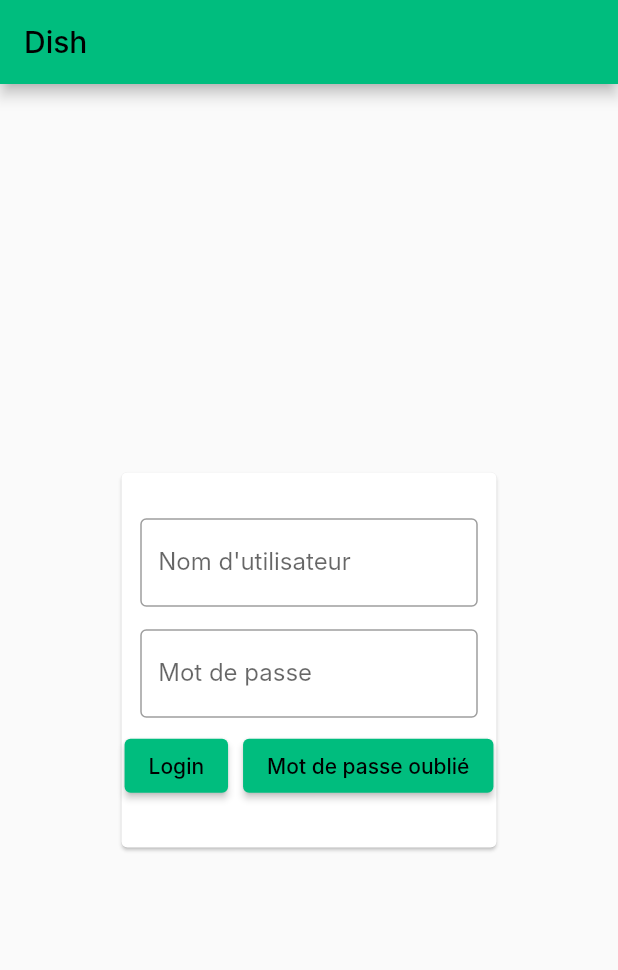
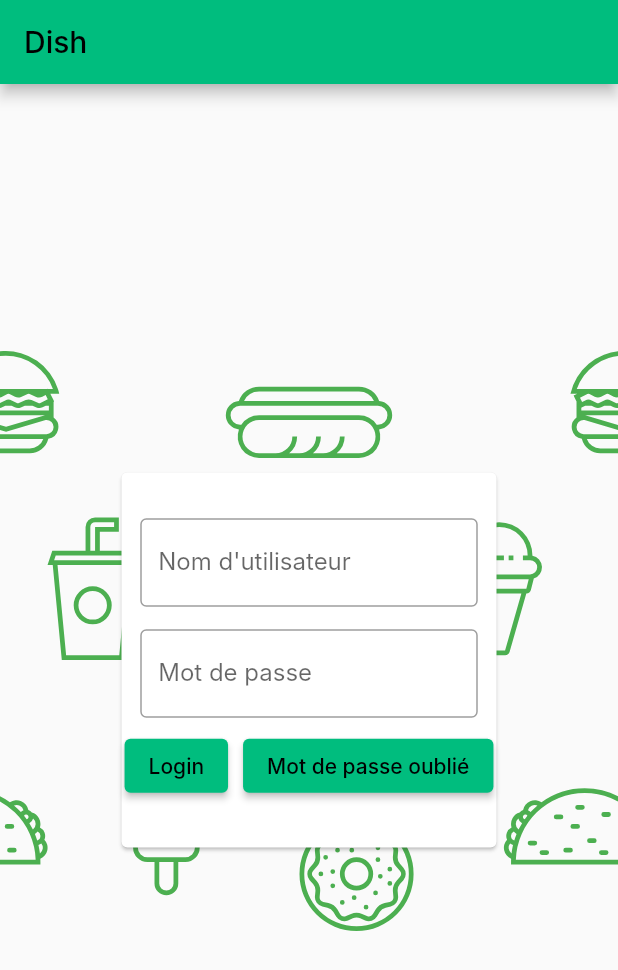
Before and after one commit to lediraison-a/projetISEN, a Flutter app: the screen it shows after launch, on a phone screen of 412 x 824 dp. Shown: the top 970 px of the screen. Run offline on Flutter 3.47's test engine with Material 2 defaults, Android fonts, the phone set to English and light mode, and no system bars; our stand-ins replace firebase_auth, firebase_core, flutter_svg_provider, fluttertoast, quickalert; missing offline and left inert: flutter_barcode_scanner; accounts and stored records are empty; Roboto replaces fonts that are missing (Inter).

Commit message:
Add SVG background to login page

```diff
--- a/lib/main.dart
+++ b/lib/main.dart
@@ -9,6 +9,7 @@ import 'package:firebase_auth/firebase_auth.dart';
 import 'package:http/http.dart' as http;
 import 'dart:convert';
 import 'package:quickalert/quickalert.dart';
+import 'package:flutter_svg_provider/flutter_svg_provider.dart';
 
 Future<void> main() async {
   WidgetsFlutterBinding.ensureInitialized();
@@ -229,7 +230,17 @@ class _MyHomePageState extends State<MyHomePage> {
           // the App.build method, and use it to set our appbar title.
           title: Text(widget.title),
         ),
-      body: Center(
+        body: Container(
+          decoration: const BoxDecoration(
+            image: DecorationImage(
+              repeat: ImageRepeat.repeat,
+              image: Svg(
+                'assets/svg/i-like-food.svg',
+                color: Colors.green,
+              ),
+            ),
+          ),
+          child: Center(
               child: Column(
             mainAxisAlignment: MainAxisAlignment.center,
             crossAxisAlignment: CrossAxisAlignment.center,
@@ -276,7 +287,8 @@ class _MyHomePageState extends State<MyHomePage> {
                           ElevatedButton(
                             onPressed: () async {
                               print("Login button pressed");
-                          User? firebaseUser = await signInUsingEmailPassword(
+                              User? firebaseUser =
+                                  await signInUsingEmailPassword(
                                       email: usernameTextController.text,
                                       password: passwordTextController.text,
                                       context: context);
@@ -291,7 +303,8 @@ class _MyHomePageState extends State<MyHomePage> {
                                 Navigator.push(
                                     context,
                                     MaterialPageRoute(
-                                    builder: (context) => const ScanScreen()));
+                                        builder: (context) =>
+                                            const ScanScreen()));
                               }
                             },
                             child: const Text('Login'),
@@ -317,7 +330,7 @@ class _MyHomePageState extends State<MyHomePage> {
               )),
             ],
           )),
-    );
+        ));
   }
 }
 
--- a/pubspec.yaml
+++ b/pubspec.yaml
@@ -46,6 +46,7 @@ dependencies:
   rflutter_alert: ^2.0.4
   quickalert: ^1.0.1
   tuple: ^2.0.1
+  flutter_svg_provider: ^1.0.3
 
 dev_dependencies:
   flutter_test:
@@ -100,6 +101,9 @@ flutter:
   # For details regarding fonts from package dependencies,
   # see https://flutter.dev/custom-fonts/#from-packages
 
+  assets:
+    - "assets/svg/i-like-food.svg"
+
 flutter_icons:
   android: "launcher_icon"
   ios: false
```
Also changed, not shown: assets/svg/i-like-food.svg (added), pubspec.lock. Lines whose indentation alone changed are shown as unchanged.
